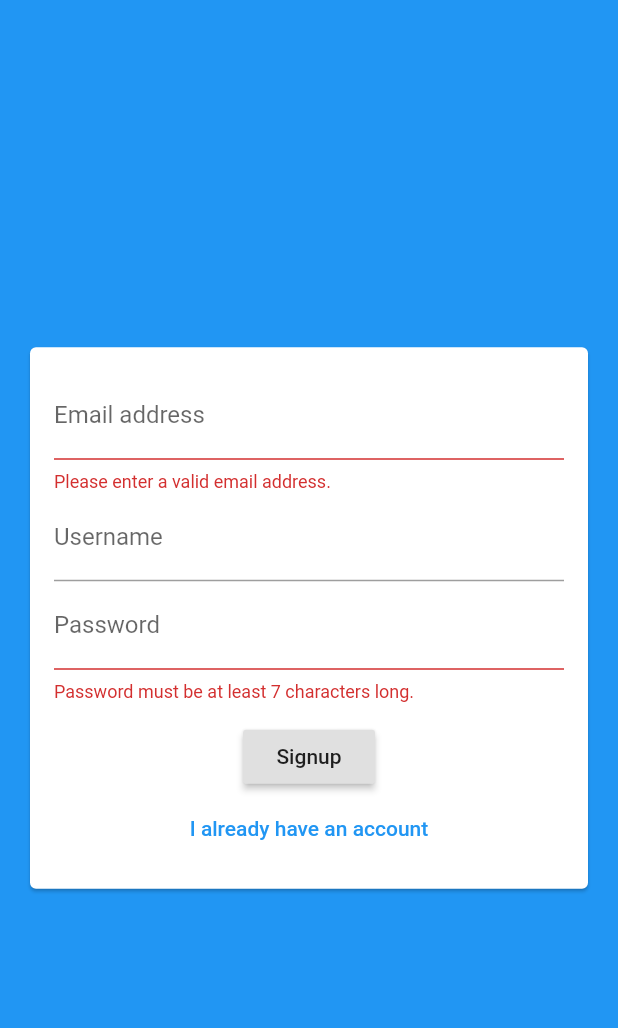
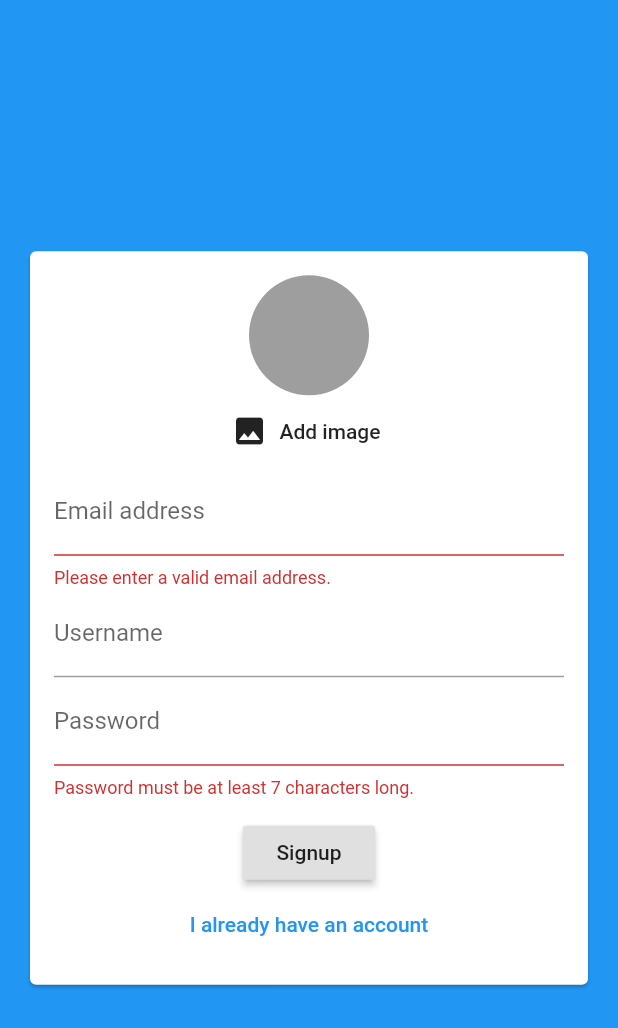
Before and after one commit to jiju-jacob/flutter-chat, a Flutter app: the screen it shows after launch, after a tap on "Login", after a tap on "Create new account", on a phone screen of 412 x 824 dp. Shown: the top 1028 px of the screen. Run offline on Flutter 3.47's test engine with Material 2 defaults, Android fonts, the phone set to English and light mode, and no system bars; our stand-ins replace cloud_firestore, firebase_auth, firebase_core, firebase_storage, image_picker, permission_handler; accounts and stored records are empty.

Commit message:
image picker on user signup

```diff
--- a/lib/screens/auth_screen.dart
+++ b/lib/screens/auth_screen.dart
@@ -1,8 +1,11 @@
+import 'dart:io';
+
+import 'package:cloud_firestore/cloud_firestore.dart';
 import 'package:flutter/material.dart';
 import 'package:flutter/services.dart';
 import 'package:flutter_chat/widgets/auth_form.dart';
 import 'package:firebase_auth/firebase_auth.dart';
-import 'package:cloud_firestore/cloud_firestore.dart';
+import 'package:firebase_storage/firebase_storage.dart';
 
 class AuthScreen extends StatefulWidget {
   const AuthScreen({Key? key}) : super(key: key);
@@ -18,6 +21,7 @@ class _AuthScreenState extends State<AuthScreen> {
     String email,
     String password,
     String userName,
+    File? image,
     bool isLogin,
     BuildContext ctx,
   ) async {
@@ -33,14 +37,21 @@ class _AuthScreenState extends State<AuthScreen> {
       } else {
         authResult = await _auth.createUserWithEmailAndPassword(
             email: email, password: password);
-      }
+        final ref = FirebaseStorage.instance
+            .ref()
+            .child('user_image')
+            .child(authResult.user?.uid ?? '' + '.jpg');
+        final upload = await ref.putFile(image!).whenComplete(() => {});
+        final url = await upload.ref.getDownloadURL();
         FirebaseFirestore.instance
             .collection('users')
             .doc(authResult.user?.uid)
             .set({
           'userName': userName,
           'email': email,
+          'image_url': url,
         });
+      }
     } on PlatformException catch (err) {
       var message = 'error occured!';
       if (err.message != null) {
--- a/lib/screens/chat_screen.dart
+++ b/lib/screens/chat_screen.dart
@@ -12,7 +12,7 @@ class ChatScreen extends StatelessWidget {
   Widget build(BuildContext context) {
     return Scaffold(
         appBar: AppBar(
-          title: Text('FlutterChat'),
+          title: Text('Chat'),
           actions: [
             DropdownButton(
               icon: Icon(
--- a/lib/widgets/auth_form.dart
+++ b/lib/widgets/auth_form.dart
@@ -1,4 +1,7 @@
+import 'dart:io';
+
 import 'package:flutter/material.dart';
+import 'package:flutter_chat/widgets/user_image_picker.dart';
 
 class AuthForm extends StatefulWidget {
   AuthForm(this.submitFn, this.isLoading);
@@ -7,6 +10,7 @@ class AuthForm extends StatefulWidget {
     String email,
     String password,
     String userName,
+    File? image,
     bool isLogin,
     BuildContext ctx,
   ) submitFn;
@@ -21,15 +25,23 @@ class _AuthFormState extends State<AuthForm> {
   var _userEmail = '';
   var _userName = '';
   var _userPassword = '';
+  File? _userImageFile;
 
   void _trySubmit() {
     final isValid = _formKey.currentState?.validate();
     FocusScope.of(context).unfocus();
 
+    if (_userImageFile == null && !_isLogin) {
+      Scaffold.of(context).showSnackBar(SnackBar(
+        content: Text('please pick an image'),
+        backgroundColor: Theme.of(context).errorColor,
+      ));
+      return;
+    }
     if ((isValid != null) && (isValid)) {
       _formKey.currentState?.save();
       widget.submitFn(_userEmail.trim(), _userPassword.trim(),
-          _userPassword.trim(), _isLogin, context);
+          _userName.trim(),_userImageFile, _isLogin, context);
       // Use those values to send our auth request ...
     }
   }
@@ -47,6 +59,12 @@ class _AuthFormState extends State<AuthForm> {
               child: Column(
                 mainAxisSize: MainAxisSize.min,
                 children: <Widget>[
+                  if (!_isLogin)
+                    UserImagePicker(
+                      imagePickFn: (File pickedImage) {
+                        _userImageFile = pickedImage;
+                      },
+                    ),
                   TextFormField(
                       key: ValueKey('email'),
                       validator: (value) {
--- a/lib/widgets/messages.dart
+++ b/lib/widgets/messages.dart
@@ -19,7 +19,6 @@ class Messages extends StatelessWidget {
               child: CircularProgressIndicator(),
             );
           }
-          print(chatSnapshot);
           if (chatSnapshot.data != null) {
             final chatDocs =
                 chatSnapshot.data as QuerySnapshot<Map<String, dynamic>>;
--- /dev/null
+++ b/lib/widgets/user_image_picker.dart
@@ -0,0 +1,54 @@
+import 'dart:io';
+
+import 'package:flutter/material.dart';
+import 'package:flutter/src/foundation/key.dart';
+import 'package:flutter/src/widgets/framework.dart';
+import 'package:image_picker/image_picker.dart';
+import 'package:permission_handler/permission_handler.dart';
+
+class UserImagePicker extends StatefulWidget {
+  const UserImagePicker({required this.imagePickFn, Key? key})
+      : super(key: key);
+
+  final void Function(File pickedImage) imagePickFn;
+  @override
+  State<UserImagePicker> createState() => _UserImagePickerState();
+}
+
+class _UserImagePickerState extends State<UserImagePicker> {
+  File? _image;
+  Future<void> _pickImage() async {
+    final ImagePicker _picker = ImagePicker();
+    final imageFile = await _picker.pickImage(
+      source: ImageSource.camera,
+      imageQuality: 50,
+      maxWidth: 150,
+    );
+    if (imageFile != null) {
+      setState(() {
+        _image = File(imageFile.path);
+      });
+      if (_image != null) {
+        widget.imagePickFn(_image!);
+      }
+    }
+  }
+
+  @override
+  Widget build(BuildContext context) {
+    return Column(children: [
+      CircleAvatar(
+        radius: 40,
+        backgroundColor: Colors.grey,
+        backgroundImage: (_image != null) ? FileImage(_image!) : null,
+      ),
+      FlatButton.icon(
+        onPressed: () {
+          _pickImage();
+        },
+        icon: Icon(Icons.image),
+        label: Text('Add image'),
+      ),
+    ]);
+  }
+}
--- a/pubspec.yaml
+++ b/pubspec.yaml
@@ -29,10 +29,13 @@ environment:
 dependencies:
   cloud_firestore: ^3.4.4
   cupertino_icons: ^1.0.2
+  firebase_auth: ^3.6.3
   firebase_core: ^1.20.1
+  firebase_storage: ^10.3.5
   flutter:
     sdk: flutter
-  firebase_auth: ^3.6.3
+  image_picker: ^0.8.5+3
+  permission_handler: ^10.0.0
 
 dev_dependencies:
   flutter_lints: ^2.0.0
```
Also changed, not shown: lib/widgets/new_message.dart (+5 -9 lines), pubspec.lock, 6 other files. Lines whose indentation alone changed are shown as unchanged.
